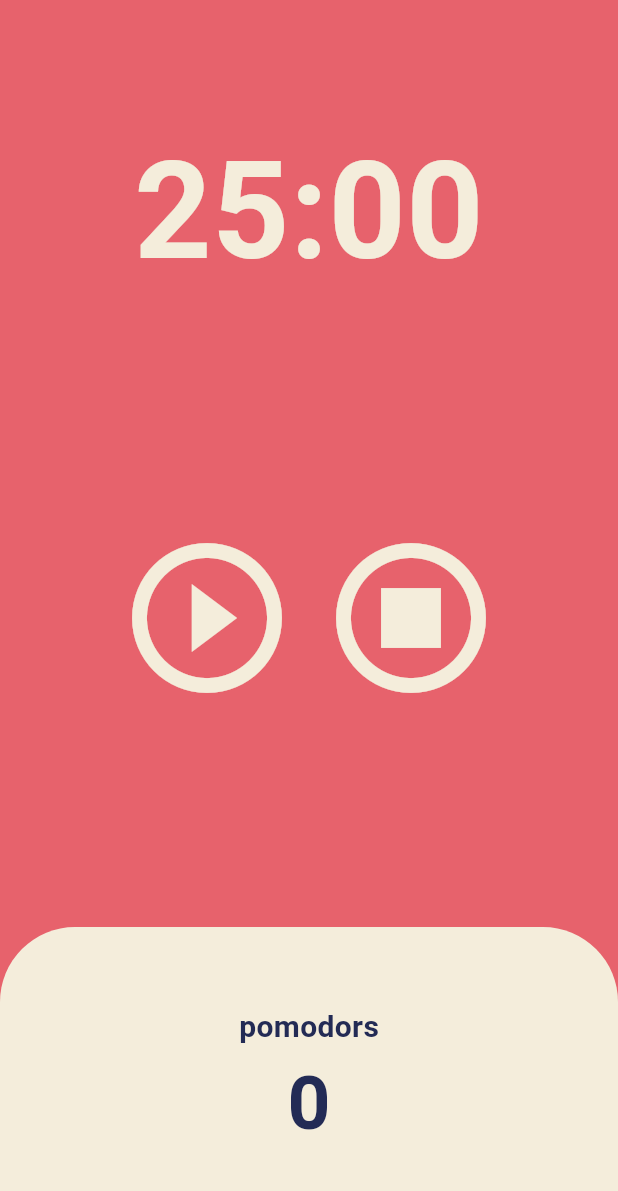
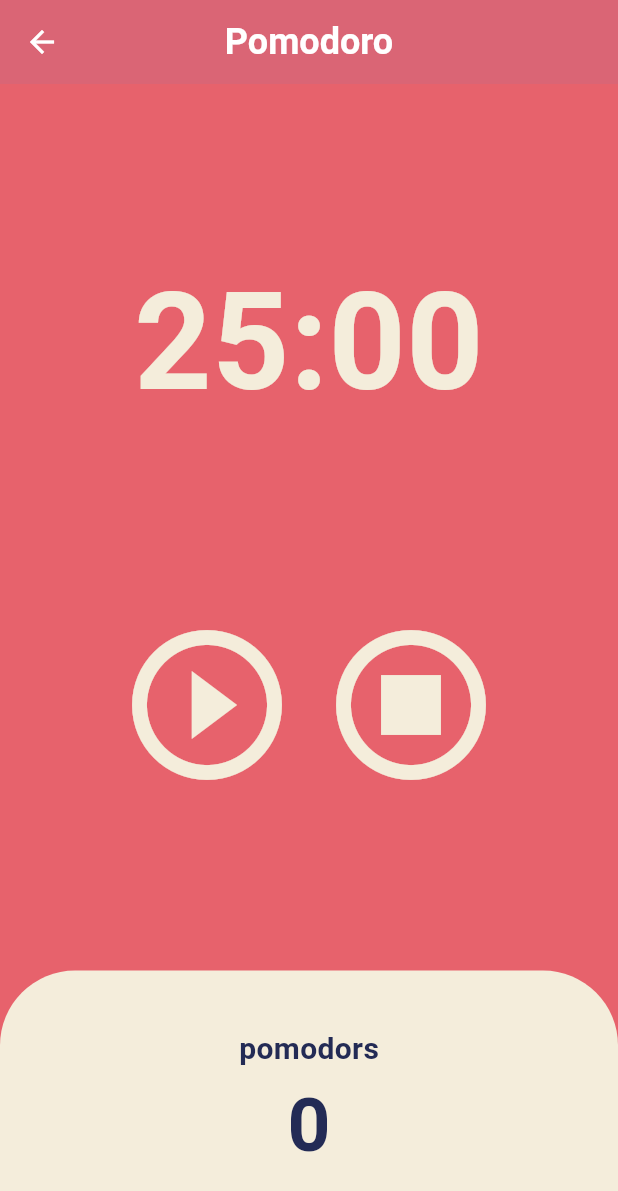
Before and after one commit to sstaar91/Flutter, a Flutter app: the screen it shows after launch, after a tap on "pomodoro", on a phone screen of 412 x 824 dp. Shown: the top 1191 px of the screen. Run offline on Flutter 3.47's test engine with Material 3 defaults, Android fonts, the phone set to English and light mode, and no system bars; our stand-ins replace shared_preferences; network calls fail.

Commit message:
add : pomodor 뒤로가기 버튼 추가

```diff
--- a/[NOMAD] Toonflix/lib/screens/home_screen.dart
+++ b/[NOMAD] Toonflix/lib/screens/home_screen.dart
@@ -67,6 +67,9 @@ class _HomeScreenState extends State<HomeScreen> {
       backgroundColor: Theme.of(context).colorScheme.background,
       body: Column(
         children: [
+          const SizedBox(
+            height: 60,
+          ),
           Flexible(
             flex: 1,
             child: Container(
--- a/[NOMAD] Toonflix/lib/screens/pomodor.dart
+++ b/[NOMAD] Toonflix/lib/screens/pomodor.dart
@@ -6,8 +6,8 @@ class Pomodoro extends StatelessWidget {
 
   @override
   Widget build(BuildContext context) {
-    return MaterialApp(
-        theme: ThemeData(
+    return Theme(
+      data: ThemeData(
         colorScheme: ColorScheme.fromSwatch(
           backgroundColor: const Color(0xFFE7626C),
         ),
@@ -18,6 +18,22 @@ class Pomodoro extends StatelessWidget {
         ),
         cardColor: const Color(0xFFF4EDDB),
       ),
-        home: const HomeScreen());
+      child: Scaffold(
+        appBar: AppBar(
+          elevation: 2,
+          foregroundColor: Colors.white,
+          backgroundColor: const Color(0xFFE7626C),
+          centerTitle: true,
+          title: const Text(
+            "Pomodoro",
+            style: TextStyle(
+              fontSize: 24,
+              fontWeight: FontWeight.bold,
+            ),
+          ),
+        ),
+        body: const HomeScreen(),
+      ),
+    );
   }
 }
--- a/[NOMAD] Toonflix/lib/widgets/menu_card.dart
+++ b/[NOMAD] Toonflix/lib/widgets/menu_card.dart
@@ -20,20 +20,27 @@ class MenuCard extends StatelessWidget {
         );
       },
       child: Container(
-        width: 100,
-        height: 100,
+        width: 150,
+        height: 150,
         margin: const EdgeInsets.symmetric(horizontal: 10),
         decoration: BoxDecoration(
           border: Border.all(
-            color: Colors.amberAccent.shade200,
-            width: 3,
+            color: const Color(0xEEEEEEEE),
+            width: 5,
           ),
           borderRadius: BorderRadius.circular(20),
         ),
         child: Center(
           child: Padding(
             padding: const EdgeInsets.all(10),
-            child: Text(text),
+            child: Text(
+              text,
+              style: const TextStyle(
+                fontSize: 20,
+                fontWeight: FontWeight.bold,
+                color: Color(0xFF000000),
+              ),
+            ),
           ),
         ),
       ),
```
Also changed, not shown: [NOMAD] Toonflix/pubspec.lock, 24 other files. Lines whose indentation alone changed are shown as unchanged.
